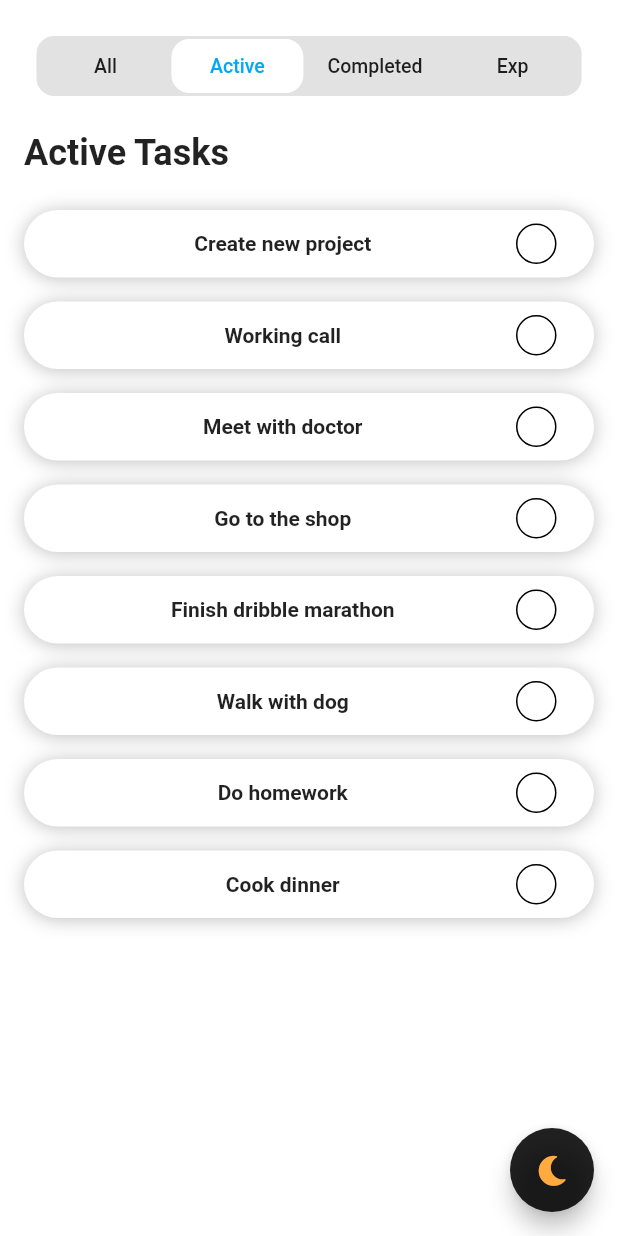
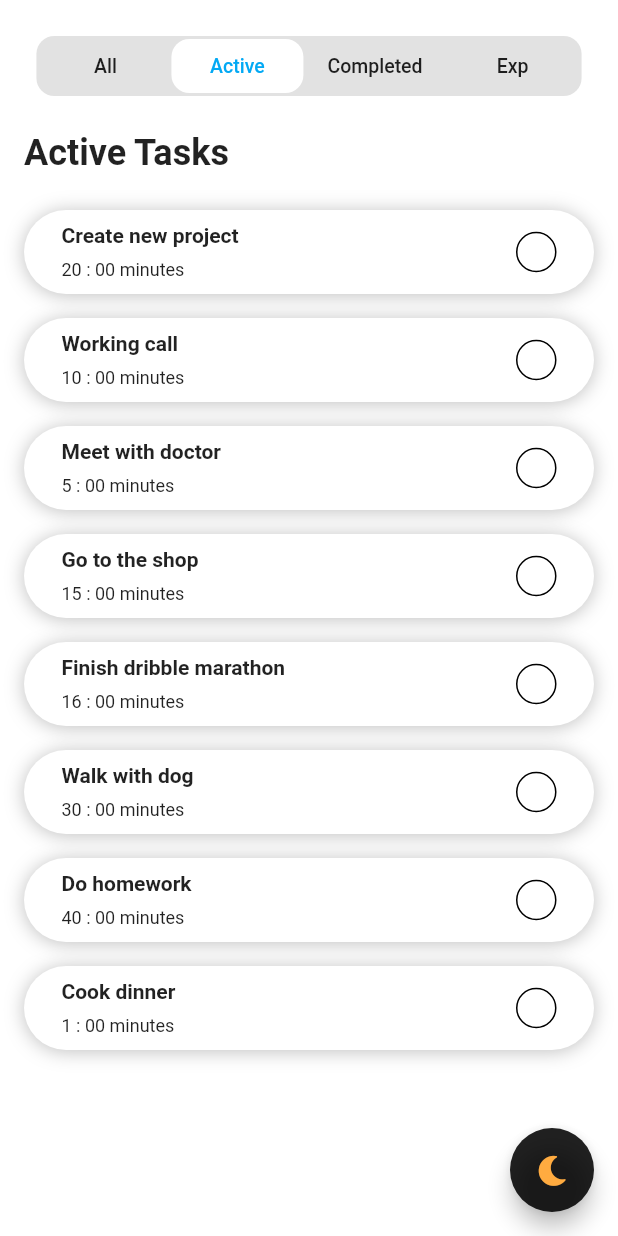
Before and after one commit to nguyenchitien/day02_ex_todolist, a Flutter app: the screen it shows after launch, after a tap on "Active", on a phone screen of 412 x 824 dp. Run offline on Flutter 3.47's test engine with Material 2 defaults, Android fonts, the phone set to English and light mode, and no system bars; our stand-ins replace font_awesome_flutter, rxdart; statements that could not run were skipped.

Commit message:
Add logic count down ExpTime for TaskItem

```diff
--- a/lib/bloc/exp_timer_bloc.dart
+++ b/lib/bloc/exp_timer_bloc.dart
@@ -2,25 +2,32 @@ import 'dart:async';
 
 import 'package:rxdart/rxdart.dart';
 
-class ExpTimeBloc {
-  BehaviorSubject<int> _tickController;
+class ExpTickerBloc {
+  BehaviorSubject<int> _tickerController;
+  Timer _timerTicker;
+  int _currentTime = 0;
 
-  ExpTimeBloc() {
-    _tickController = BehaviorSubject.seeded(1);
+  ExpTickerBloc() {
+    _tickerController = BehaviorSubject.seeded(0);
+  }
 
-    // run ticker timer
-    const oneSec = const Duration(seconds: 1);
-    Timer.periodic(
-      oneSec,
-      (Timer t) => _tickController.add(1),
+  Stream<int> get ticker => _tickerController.stream;
+
+  void startTicker() {
+    _timerTicker = Timer.periodic(
+      Duration(seconds: 1),
+      (Timer t) => _tickerController.add(++_currentTime),
     );
   }
 
-  Stream<int> get ticker => _tickController.stream;
+  void stopTicker() {
+    _timerTicker.cancel();
+  }
 
   void dispose() {
-    _tickController.close();
+    _tickerController.close();
+    _timerTicker.cancel();
   }
 }
 
-final kExpTimeTickerBloc = ExpTimeBloc();
+final kExpTickerBloc = ExpTickerBloc();
--- a/lib/main.dart
+++ b/lib/main.dart
@@ -9,7 +9,9 @@ import 'package:font_awesome_flutter/font_awesome_flutter.dart';
 import 'res/global_configurations.dart';
 
 void main() {
-  runApp(MyApp());
+  runApp(
+    MyApp(),
+  );
 }
 
 class MyApp extends StatefulWidget {
--- a/lib/mock_data/mock_data.dart
+++ b/lib/mock_data/mock_data.dart
@@ -11,12 +11,12 @@
 import 'package:flutter_day2_ex/models/task_model.dart';
 
 List<TaskModel> fakeData = [
-  TaskModel(title: "Create new project"),
-  TaskModel(title: "Working call"),
-  TaskModel(title: "Meet with doctor"),
-  TaskModel(title: "Go to the shop"),
-  TaskModel(title: "Finish dribble marathon"),
-  TaskModel(title: "Walk with dog"),
-  TaskModel(title: "Do homework"),
-  TaskModel(title: "Cook dinner"),
+  TaskModel(title: "Create new project", expTime: 20),
+  TaskModel(title: "Working call", expTime: 10),
+  TaskModel(title: "Meet with doctor", expTime: 5),
+  TaskModel(title: "Go to the shop", expTime: 15),
+  TaskModel(title: "Finish dribble marathon", expTime: 16),
+  TaskModel(title: "Walk with dog", expTime: 30),
+  TaskModel(title: "Do homework", expTime: 40),
+  TaskModel(title: "Cook dinner", expTime: 1),
 ];
--- a/lib/models/task_model.dart
+++ b/lib/models/task_model.dart
@@ -3,31 +3,36 @@ import 'package:flutter/foundation.dart';
 class TaskModel {
   final String _title;
   int _expTime; // minus
+  int _reduceTime;
   bool _isCompleted = false;
 
   TaskModel({
     @required String title,
-    expTime = 5,
+    expTime = 1,
   })  : _title = title,
-        _expTime = expTime * 60;
+        _expTime = expTime * 60,
+        _reduceTime = 0;
 
   String get title => _title;
 
   set completed(bool isCompleted) {
     _isCompleted = isCompleted;
+    _reduceTime = _expTime;
   }
 
-  void reduceExpTime() {
-    if (_expTime > 0) {
-      _expTime -= 1;
+  void reduceExpTime(int reduceTime) {
+    if (reduceTime != null) {
+      _reduceTime = reduceTime;
+    } else {
+      _reduceTime = 0;
     }
   }
 
   bool isOutExpTime() {
-    return _expTime == 0 ? true : false;
+    return _expTime == _reduceTime || _reduceTime > _expTime ? true : false;
   }
 
-  int get expTime => _expTime;
+  int get remainTime => _expTime - _reduceTime;
 
   bool get isCompleted => _isCompleted;
 
--- a/lib/ui/home_page.dart
+++ b/lib/ui/home_page.dart
@@ -1,4 +1,5 @@
 import 'package:flutter/material.dart';
+import 'package:flutter_day2_ex/bloc/exp_timer_bloc.dart';
 import 'package:flutter_day2_ex/mock_data/mock_data.dart';
 import 'package:flutter_day2_ex/models/task_model.dart';
 import 'package:flutter_day2_ex/res/dimens.dart';
@@ -6,6 +7,9 @@ import 'package:flutter_day2_ex/res/filter_modes.dart';
 import 'package:flutter_day2_ex/ui/list_tasks.dart';
 import 'package:flutter_day2_ex/utils/utils.dart';
 import 'package:flutter_day2_ex/widget/filter_tabs.dart';
+
+import '../models/task_model.dart';
+import '../res/filter_modes.dart';
 
 class HomePage extends StatefulWidget {
   const HomePage({Key key}) : super(key: key);
@@ -44,6 +48,10 @@ class _HomePageState extends State<HomePage> {
       currTasks = originTasks.where((task) => !task.isCompleted).toList();
     } else if (filterMode == FilterMode.completed) {
       currTasks = originTasks.where((task) => task.isCompleted).toList();
+    } else if (filterMode == FilterMode.exp) {
+      currTasks = originTasks
+          .where((task) => task.isOutExpTime() && !task.isCompleted)
+          .toList();
     } else {
       currTasks = originTasks;
     }
@@ -64,6 +72,18 @@ class _HomePageState extends State<HomePage> {
     }
   }
 
+  _handleReduceExpTime(TaskModel task, int reduceTime) {
+    int index = originTasks.indexOf(task);
+    task.reduceExpTime(reduceTime);
+    originTasks[index] = task;
+
+    bool needExpTicker =
+        originTasks.where((task) => !task.isOutExpTime()).toList().isEmpty;
+    if (needExpTicker) {
+      kExpTickerBloc.stopTicker();
+    }
+  }
+
   @override
   Widget build(BuildContext context) {
     return Column(
@@ -80,6 +100,7 @@ class _HomePageState extends State<HomePage> {
             title: "${currFilterMode.title}",
             tasks: currTasks,
             onCompletedTaskCallBack: _handleCompletedTask,
+            onReduceExpTime: _handleReduceExpTime,
           ),
         ),
       ],
--- a/lib/ui/list_tasks.dart
+++ b/lib/ui/list_tasks.dart
@@ -5,16 +5,21 @@ import 'package:flutter_day2_ex/res/dimens.dart';
 import 'package:flutter_day2_ex/res/styles.dart';
 import 'package:flutter_day2_ex/widget/task_item.dart';
 
+import '../bloc/exp_timer_bloc.dart';
+import '../models/task_model.dart';
+
 class ListTasks extends StatefulWidget {
   final title;
   final List<TaskModel> tasks;
   final CompletedTaskCallback onCompletedTaskCallBack;
+  final Function(TaskModel, int) onReduceExpTime;
 
   const ListTasks({
     Key key,
     @required this.title,
     @required this.tasks,
     @required this.onCompletedTaskCallBack,
+    this.onReduceExpTime,
   }) : super(key: key);
 
   @override
@@ -24,8 +29,17 @@ class ListTasks extends StatefulWidget {
 class _ListTasksState extends State<ListTasks> {
   @override
   void initState() {
-    // TODO: implement initState
     super.initState();
+
+    WidgetsBinding.instance.addPostFrameCallback((_) {
+      kExpTickerBloc.startTicker();
+    });
+  }
+
+  @override
+  void dispose() {
+    kExpTickerBloc.dispose();
+    super.dispose();
   }
 
   @override
@@ -62,6 +76,7 @@ class _ListTasksState extends State<ListTasks> {
                 key: UniqueKey(),
                 task: task,
                 onCompletedTaskCallback: widget.onCompletedTaskCallBack,
+                onReduceExpTime: widget.onReduceExpTime,
               );
             },
             itemCount: widget.tasks.length,
--- a/lib/utils/utils.dart
+++ b/lib/utils/utils.dart
@@ -3,18 +3,13 @@ import 'package:flutter_day2_ex/res/filter_modes.dart';
 import '../res/filter_modes.dart';
 
 class Utils {
-  static final _listFilterModes = [
-    FilterMode.all,
-    FilterMode.active,
-    FilterMode.completed,
-    FilterMode.exp
-  ];
+  static final _listFilterModes = [FilterMode.all, FilterMode.active, FilterMode.completed, FilterMode.exp];
   static List<FilterMode> get listFilterModes => _listFilterModes;
 
   static String formatExpTime(int exp) {
     int minus = (exp / 60.0).floor();
     int second = (exp % 60);
-    String strSecond = second > 10 ? second : "0$second";
+    String strSecond = second >= 10 ? "$second" : "0$second";
 
     return "$minus : $strSecond";
   }
--- a/lib/widget/task_item.dart
+++ b/lib/widget/task_item.dart
@@ -1,5 +1,4 @@
 import 'package:flutter/material.dart';
-import 'package:flutter_day2_ex/bloc/exp_timer_bloc.dart';
 import 'package:flutter_day2_ex/models/task_model.dart';
 import 'package:flutter_day2_ex/res/callbacks.dart';
 import 'package:flutter_day2_ex/res/dimens.dart';
@@ -7,15 +6,21 @@ import 'package:flutter_day2_ex/res/global_configurations.dart';
 import 'package:flutter_day2_ex/res/styles.dart';
 import 'package:flutter_day2_ex/widget/rounded_checkbox.dart';
 
+import '../bloc/exp_timer_bloc.dart';
+import '../models/task_model.dart';
+import '../utils/utils.dart';
+
 class TaskItem extends StatefulWidget {
-  const TaskItem({
-    Key key,
+  const TaskItem(
+      {Key key,
       @required this.task,
       @required this.onCompletedTaskCallback,
-  }) : super(key: key);
+      this.onReduceExpTime})
+      : super(key: key);
 
   final TaskModel task;
   final CompletedTaskCallback onCompletedTaskCallback;
+  final Function(TaskModel, int) onReduceExpTime;
 
   @override
   _TaskItemState createState() => _TaskItemState();
@@ -23,14 +28,12 @@ class TaskItem extends StatefulWidget {
 
 class _TaskItemState extends State<TaskItem> {
   bool isChecked;
-  ExpTimeBloc expTimeTickerBloc;
 
   @override
   void initState() {
     super.initState();
 
     isChecked = widget.task.isCompleted;
-    expTimeTickerBloc = kExpTimeTickerBloc;
   }
 
   void _onChecked() {
@@ -90,6 +93,7 @@ class _TaskItemState extends State<TaskItem> {
           // Wrap Expanded -> Container -> Text for textOverflow
           Expanded(
             child: Column(
+              crossAxisAlignment: CrossAxisAlignment.start,
               children: [
                 Container(
                   child: Text(
@@ -104,7 +108,8 @@ class _TaskItemState extends State<TaskItem> {
             ),
           ),
           Gaps.hGap8,
-          RoundedCheckbox(value: isChecked, onChanged: _onChecked),
+          RoundedCheckbox(
+              value: isChecked, onChanged: !isChecked ? _onChecked : null),
         ],
       ),
     );
@@ -112,18 +117,38 @@ class _TaskItemState extends State<TaskItem> {
 
   Widget _buildExpTime() {
     final task = widget.task;
-    if (task.isOutExpTime()) {
+    if (isChecked) {
+      return SizedBox();
+    }
+
+    return StreamBuilder(
+      stream: kExpTickerBloc.ticker,
+      builder: (context, snapshot) {
+        widget.onReduceExpTime(task, snapshot.data);
+        if (snapshot.hasData && task.isOutExpTime()) {
           return Column(
             children: [
               Gaps.vGap8,
-          Text("Exp date"),
+              Text(
+                "Exp date",
+                style: TextStyle(fontSize: 12, color: Colors.red),
+              ),
             ],
           );
         }
 
-    return StreamBuilder(
-      stream: expTimeTickerBloc.ticker,
-      builder: (context, snapshot) {},
+        return Column(
+          children: [
+            Gaps.vGap8,
+            Text(
+              "${Utils.formatExpTime(task.remainTime)} minutes",
+              style: task.remainTime < 10
+                  ? TextStyle(fontSize: 12, color: Colors.red)
+                  : TextStyle(fontSize: 12),
+            ),
+          ],
+        );
+      },
     );
   }
 }
```
Lines whose indentation alone changed are shown as unchanged.
